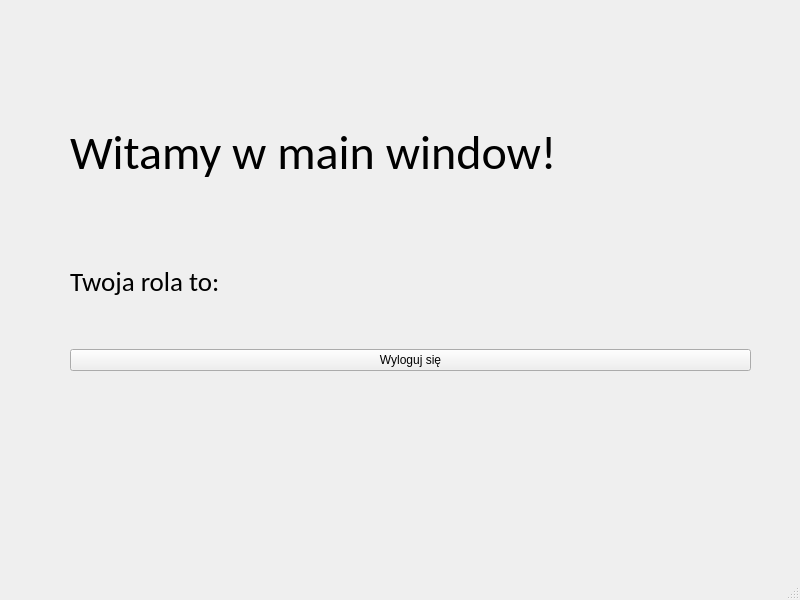
Old version of the form ui/main.ui in the repository chixPL/excalibur.
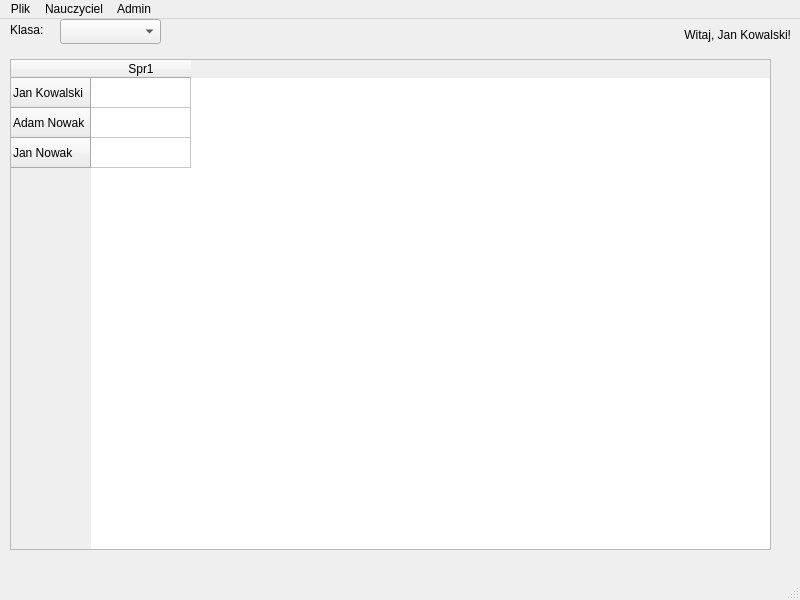
New version of the form.

Diff of the .ui file:
```diff
--- a/ui/main.ui
+++ b/ui/main.ui
@@ -14,50 +14,74 @@
    <string>Dziennik</string>
   </property>
   <widget class="QWidget" name="centralwidget">
-   <widget class="QWidget" name="layoutWidget">
+   <widget class="QLabel" name="label">
     <property name="geometry">
      <rect>
-      <x>70</x>
-      <y>90</y>
-      <width>681</width>
-      <height>281</height>
+      <x>10</x>
+      <y>0</y>
+      <width>51</width>
+      <height>21</height>
      </rect>
     </property>
-    <layout class="QVBoxLayout" name="verticalLayout">
-     <item>
-      <widget class="QLabel" name="label">
-       <property name="font">
-        <font>
-         <family>Calibri</family>
-         <pointsize>36</pointsize>
-        </font>
-       </property>
-       <property name="text">
-        <string>Witamy w main window!</string>
-       </property>
-      </widget>
-     </item>
-     <item>
-      <widget class="QLabel" name="label_2">
-       <property name="font">
-        <font>
-         <family>Calibri</family>
-         <pointsize>20</pointsize>
-        </font>
-       </property>
-       <property name="text">
-        <string>Twoja rola to:</string>
-       </property>
-      </widget>
-     </item>
-     <item>
-      <widget class="QPushButton" name="pushButton">
-       <property name="text">
-        <string>Wyloguj się</string>
-       </property>
-      </widget>
-     </item>
-    </layout>
+    <property name="text">
+     <string>Klasa:</string>
+    </property>
+   </widget>
+   <widget class="QComboBox" name="comboBox">
+    <property name="geometry">
+     <rect>
+      <x>60</x>
+      <y>0</y>
+      <width>101</width>
+      <height>25</height>
+     </rect>
+    </property>
+   </widget>
+   <widget class="QLabel" name="label_2">
+    <property name="geometry">
+     <rect>
+      <x>530</x>
+      <y>0</y>
+      <width>261</width>
+      <height>31</height>
+     </rect>
+    </property>
+    <property name="text">
+     <string>Witaj, Jan Kowalski!</string>
+    </property>
+    <property name="alignment">
+     <set>Qt::AlignRight|Qt::AlignTrailing|Qt::AlignVCenter</set>
+    </property>
+   </widget>
+   <widget class="QTableWidget" name="tableWidget">
+    <property name="geometry">
+     <rect>
+      <x>10</x>
+      <y>40</y>
+      <width>761</width>
+      <height>491</height>
+     </rect>
+    </property>
+    <row>
+     <property name="text">
+      <string>Jan Kowalski</string>
+     </property>
+    </row>
+    <row>
+     <property name="text">
+      <string>Adam Nowak</string>
+     </property>
+    </row>
+    <row>
+     <property name="text">
+      <string>Jan Nowak</string>
+     </property>
+    </row>
+    <column>
+     <property name="text">
+      <string>Spr1</string>
+     </property>
+    </column>
    </widget>
   </widget>
   <widget class="QMenuBar" name="menubar">
@@ -69,6 +93,31 @@
      <height>22</height>
     </rect>
    </property>
+   <widget class="QMenu" name="menuPlik">
+    <property name="title">
+     <string>Plik</string>
+    </property>
+    <addaction name="actionWyloguj_si"/>
+    <addaction name="actionZamknij_program"/>
+   </widget>
+   <widget class="QMenu" name="menuNauczyciel">
+    <property name="title">
+     <string>Nauczyciel</string>
+    </property>
+    <addaction name="actionDodaj_sprawdzian"/>
+    <addaction name="actionDodaj_ocen"/>
+    <addaction name="actionDodaj_wiele_ocen"/>
+   </widget>
+   <widget class="QMenu" name="menuAdmin">
+    <property name="title">
+     <string>Admin</string>
+    </property>
+    <addaction name="actionDodaj_u_ytkownika"/>
+    <addaction name="actionDodaj_klas"/>
+   </widget>
+   <addaction name="menuPlik"/>
+   <addaction name="menuNauczyciel"/>
+   <addaction name="menuAdmin"/>
   </widget>
   <widget class="QStatusBar" name="statusbar"/>
  </widget>
```
Left out of the diff: 38 changed lines with no effect on the pictures.
